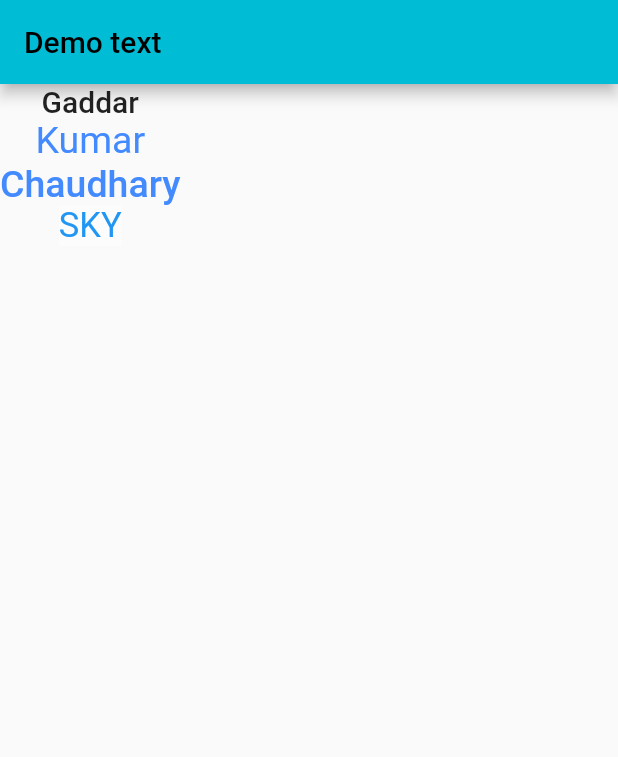
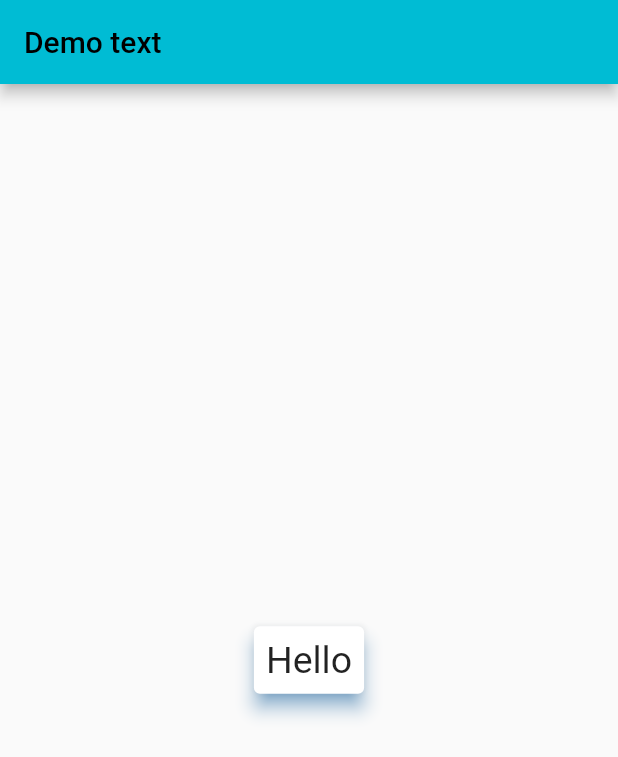
Before and after one commit to gaddarkumar7447/Dart-Demo, a Flutter app: the screen it shows after launch, on a phone screen of 412 x 824 dp. Shown: the top 757 px of the screen. Run offline on Flutter 3.47's test engine with Material 2 defaults, Android fonts, the phone set to English and light mode, and no system bars.

Commit message:
understanding the card widget and InkWell

```diff
--- a/lib/main.dart
+++ b/lib/main.dart
@@ -50,14 +50,31 @@ class HomeScreen extends StatelessWidget {
         appBar: AppBar(
           title: const Text('Demo text'),
         ),
-        body: Column(
+        body: Center(
+          child: InkWell(
+            onTap: () => {
+            print('hello gaddar')
+            },
+            child: Card(
+              elevation: 5,
+              shadowColor: Colors.blue,
+              child: Padding(
+                padding: const EdgeInsets.all(8),
+                child: Text('Hello', style: TextStyle(fontSize: 25), ),
+              ),
+            ),
+          ),
+        )
+    );
+
+      /*Column(
           children: [
             Text('Gaddar', style: Theme.of(context).textTheme.headline6,),
             Text('Kumar', style: TextStyle(fontSize: 25, color: Colors.blueAccent, fontWeight: FontWeight.w400),),
             Text('Chaudhary', style: TextStyle(fontSize: 25, color: Colors.blueAccent, fontWeight: FontWeight.w500),),
             Text('SKY', style: textStyle(),)
           ],
-        )
+        )*/
 
       /*ListView.separated(
           itemBuilder: (context, index) {
@@ -321,7 +338,7 @@ class HomeScreen extends StatelessWidget {
           ),
         ),
       )*/
-        );
+
   }
 }
 /*class MyApp extends StatelessWidget {
```
